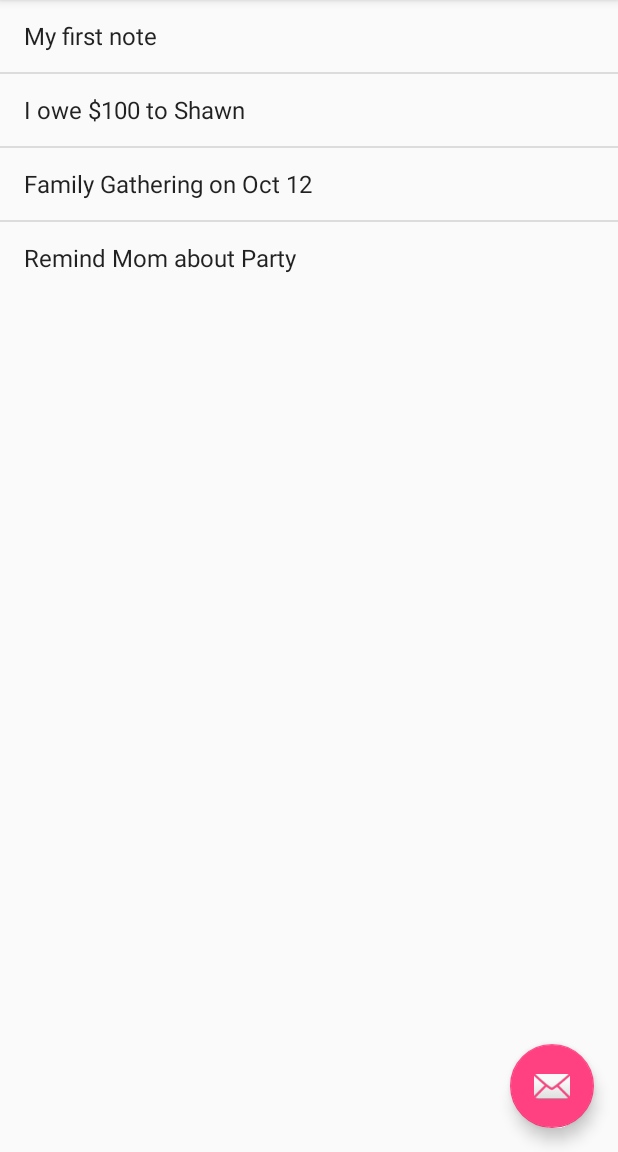
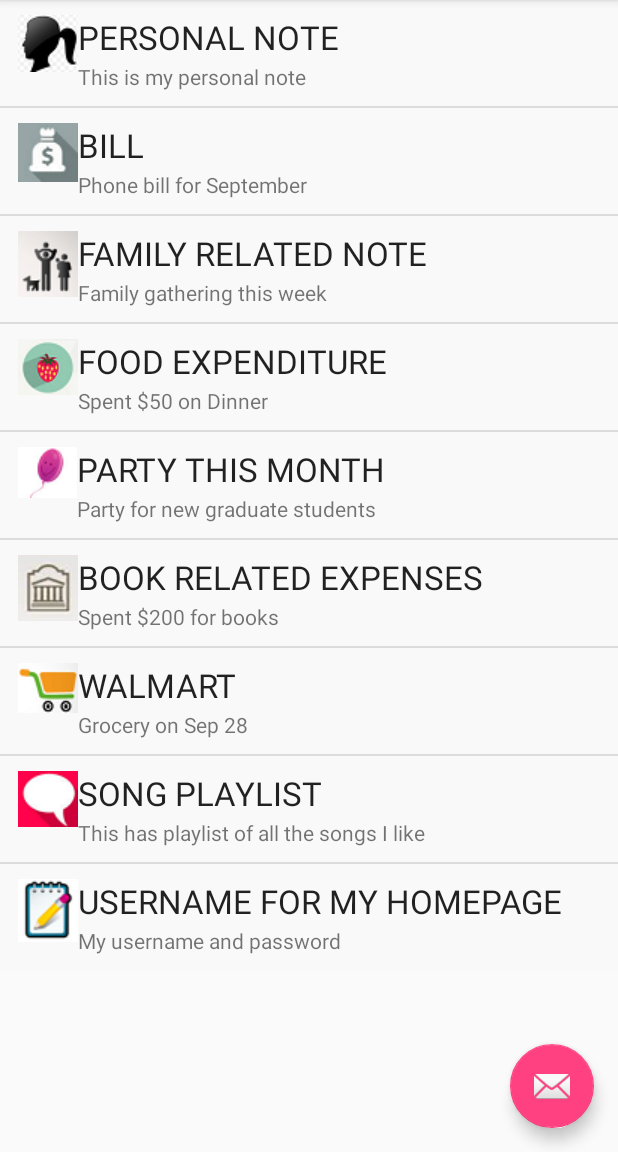
Before and after one commit to venuspathak/NotepadApplication2, an Android app: the screen it shows after launch (MainActivity), on a phone screen of 412 x 824 dp, the part 84-1236 px from its top. Run offline under Robolectric (Android 15) with nearby library versions, the phone set to English and light mode, and no system bars.

Commit message:
Clean up and addition of some files

```diff
--- /dev/null
+++ b/app/src/main/java/com/mobilecommerce/notepadapplication/AdapterForNote.java
@@ -0,0 +1,67 @@
+
+        package com.mobilecommerce.notepadapplication;
+
+        import android.content.Context;
+        import android.view.LayoutInflater;
+        import android.view.View;
+        import android.view.ViewGroup;
+        import android.widget.ArrayAdapter;
+        import android.widget.ImageView;
+        import android.widget.TextView;
+
+        import java.util.ArrayList;
+
+/**
+ * Created by User 1 on 02/10/2016.
+ */
+
+public class AdapterForNote extends ArrayAdapter<Note> {
+
+    public AdapterForNote(Context context, ArrayList<Note> notes){
+        super(context, 0, notes);
+    }
+
+    public static class ViewHolder {
+        static TextView title;
+        static TextView note;
+        static ImageView noteIcon;
+    }
+
+    @Override
+    public View getView(int position, View convertView, ViewGroup parent){
+        //Get the data item for this position
+        Note note = getItem(position);
+
+        //creating new viewHolder
+        ViewHolder viewHolder;
+
+        //Check if an existing view is being used, otherwise inflate a new view from custom row layout
+        if(convertView == null) {
+
+            viewHolder = new ViewHolder();
+
+            convertView = LayoutInflater.from(getContext()).inflate(R.layout.list_row, parent, false);
+
+            viewHolder.title = (TextView) convertView.findViewById(R.id.noteTitle);
+            viewHolder.note = (TextView) convertView.findViewById(R.id.noteBody);
+            viewHolder.noteIcon = (ImageView) convertView.findViewById(R.id.noteImage);
+
+            convertView.setTag(viewHolder);
+        }
+
+        else {
+            viewHolder = (ViewHolder) convertView.getTag();
+        }
+
+
+        //Fill each new referenced view with data associated with the note it's referencing
+        ViewHolder.title.setText(note.getTitle());
+        ViewHolder.note.setText(note.getDescription());
+        ViewHolder.noteIcon.setImageResource(note.getAssociatedDrawble());
+
+        //we will have a return item here as getView is not void
+        return convertView;
+    }
+
+
+}
--- a/app/src/main/java/com/mobilecommerce/notepadapplication/MainActivityListFragment.java
+++ b/app/src/main/java/com/mobilecommerce/notepadapplication/MainActivityListFragment.java
@@ -1,31 +1,42 @@
     package com.mobilecommerce.notepadapplication;
 
+            import android.app.ListFragment;
             import android.os.Bundle;
-import android.support.v4.app.Fragment;
-import android.support.v4.app.ListFragment;
             import android.view.View;
             import android.widget.ArrayAdapter;
             import android.widget.ListView;
 
-/**
- * A simple {@link Fragment} subclass.
- */
+            import java.util.ArrayList;
+
     public class MainActivityListFragment extends ListFragment {
 
+        private ArrayList<Note> notes;
+        private AdapterForNote adapterForNote;
 
-    public void onActivityCreated(Bundle savedInstance)
-    {
+        public void onActivityCreated(Bundle savedInstance) {
             super.onActivityCreated(savedInstance);
 
+/*
         String[] notes = new String[] {"My first note", "I owe $100 to Shawn", "Family Gathering on Oct 12", "Remind Mom about Party"};
         ArrayAdapter<String> notesAdapter = new ArrayAdapter<String>(getActivity(), android.R.layout.simple_list_item_1, notes);
 
         setListAdapter(notesAdapter);
+*/
+
+        notes = new ArrayList<Note>();
+        notes.add(new Note("PERSONAL NOTE", "This is my personal note", Note.Category.PERSONAL));
+        notes.add(new Note("BILL", "Phone bill for September", Note.Category.BILL));
+        notes.add(new Note("FAMILY RELATED NOTE", "Family gathering this week", Note.Category.FAMILY));
+        notes.add(new Note("FOOD EXPENDITURE", "Spent $50 on Dinner", Note.Category.FOOD));
+        notes.add(new Note("PARTY THIS MONTH", "Party for new graduate students", Note.Category.PARTY));
+        notes.add(new Note("BOOK RELATED EXPENSES", "Spent $200 for books", Note.Category.SCHOOL));
+        notes.add(new Note("WALMART", "Grocery on Sep 28", Note.Category.SHOPPING));
+        notes.add(new Note("SONG PLAYLIST", "This has playlist of all the songs I like", Note.Category.THOUGHTS));
+        notes.add(new Note("USERNAME FOR MY HOMEPAGE", "My username and password", Note.Category.DEFAULT));
+
+
+        adapterForNote = new AdapterForNote(getActivity(), notes);
+        setListAdapter(adapterForNote);
 
     }
-
-    public void onListItemClick(ListView listView, View view, int position, long id)
-    {
-      super.onListItemClick(listView, view, position, id);
 }
-}
--- a/app/src/main/java/com/mobilecommerce/notepadapplication/Note.java
+++ b/app/src/main/java/com/mobilecommerce/notepadapplication/Note.java
@@ -1,59 +1,80 @@
-package com.mobilecommerce.notepadapplication;
 
-import android.icu.util.ULocale;
+        package com.mobilecommerce.notepadapplication;
 
+/**
+ * Created by User 1 on 02/10/2016.
+ */
 
 public class Note {
-    private String title,description;
+
+    private String title, description;
     private long noteId, dateCreated;
     private Category category;
 
-    private enum Category {BILL, FAMILY, FOOD, MAIN, PARTY, PERSONAL, SCHOOL, SHOPPING, THOUGHTS}
+    public enum Category {PERSONAL, FAMILY, SCHOOL, BILL, FOOD, DEFAULT, PARTY, SHOPPING, THOUGHTS }
 
     public Note(String title, String description, Category category) {
         this.title = title;
         this.description = description;
         this.category = category;
+        this.noteId = noteId;
+        this.dateCreated = dateCreated;
     }
 
     public String getTitle() {
         return title;
     }
-    public  String getDescription() {
+
+    public String getDescription() {
         return description;
     }
-    public Category getCategory(){
+
+    public Category getCategory() {
         return category;
     }
+
+    public long getNoteId() {
+        return noteId;
+    }
+
     public long getDateCreated() {
         return dateCreated;
     }
-    public String toString(){
-        return "ID:" + noteId + "Title" + title + "Description" +description+ "IconID" + category.name() +
-                 "Date:" + dateCreated;
+
+    public String toString() {
+        return "ID:" + noteId + "Title" + title + "Description" + description + "IconID" + category.name() + "Date: " + dateCreated;
     }
+
     public int getAssociatedDrawble() {
         return categoryToDrawble(category);
     }
 
-    private static int categoryToDrawble(Category noteCategory) {
-        switch(noteCategory) {
+    public static int categoryToDrawble(Category noteCategory) {
+        switch (noteCategory) {
+            case PERSONAL:
+                return R.drawable.personal;
+
+            case FAMILY:
+                return R.drawable.family;
+
+            case SCHOOL:
+                return R.drawable.school;
+
             case BILL:
                 return R.drawable.bill;
-            case FAMILY:
-                return R.drawable.family;
+
             case FOOD:
                 return R.drawable.food;
-            case MAIN:
+
+            case DEFAULT:
                 return R.drawable.main;
+
             case PARTY:
                 return R.drawable.party;
-            case PERSONAL:
-                return R.drawable.personal;
-            case SCHOOL:
-                return R.drawable.school;
+
             case SHOPPING:
                 return R.drawable.shopping;
+
             case THOUGHTS:
                 return R.drawable.thoughts;
         }
--- a/app/src/main/java/com/mobilecommerce/notepadapplication/NoteAdapter.java
+++ /dev/null
@@ -1,6 +0,0 @@
-package com.mobilecommerce.notepadapplication;
-
-
-
-public class NoteAdapter {
-}
--- a/app/src/main/res/layout/list_row.xml
+++ b/app/src/main/res/layout/list_row.xml
@@ -2,21 +2,19 @@
 <RelativeLayout xmlns:android="http://schemas.android.com/apk/res/android"
     android:layout_width="match_parent"
     android:layout_height="match_parent"
-    android:background="#FFFFFF"
+    android:background="#FFF9F9F9"
     android:paddingRight="10dp"
-    android:paddingLeft="10dp"
     android:paddingTop="10dp"
     android:paddingBottom="10dp">
 
     <ImageView
         android:layout_width="wrap_content"
         android:layout_height="wrap_content"
-        android:id="@+id/NoteImage"
+        android:id="@+id/noteImage"
         android:src="@drawable/bill"
         android:layout_alignParentTop="true"
         android:layout_alignParentStart="true"
-        android:layout_marginStart="12dp"
-        android:layout_marginEnd="15dp"/>
+        android:layout_marginStart="12dp"/>
 
     <TextView
         android:layout_width="wrap_content"
@@ -25,9 +23,20 @@
         android:text="Note Title"
         android:id="@+id/noteTitle"
         android:layout_alignParentTop="true"
-        android:layout_toEndOf="@+id/NoteImage"
+        android:layout_toEndOf="@+id/noteImage"
         android:ellipsize="end"
         android:singleLine="true"
         android:layout_marginBottom="2dp"/>
 
+    <TextView
+        android:layout_width="wrap_content"
+        android:layout_height="wrap_content"
+        android:text="This is the body of the note. Add your note here."
+        android:id="@+id/noteBody"
+        android:layout_below="@+id/noteTitle"
+        android:layout_alignParentEnd="true"
+        android:layout_toEndOf="@+id/noteImage"
+        android:ellipsize="end"
+        android:singleLine="true"/>
+
 </RelativeLayout>
```
Lines whose indentation alone changed are shown as unchanged.
